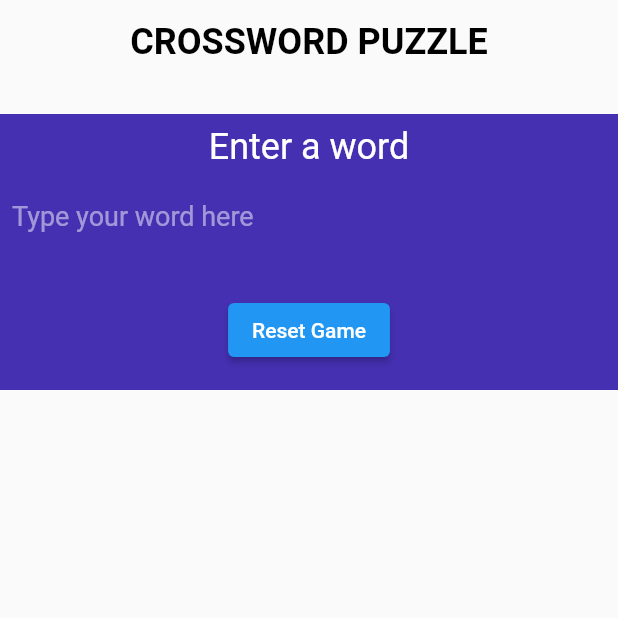
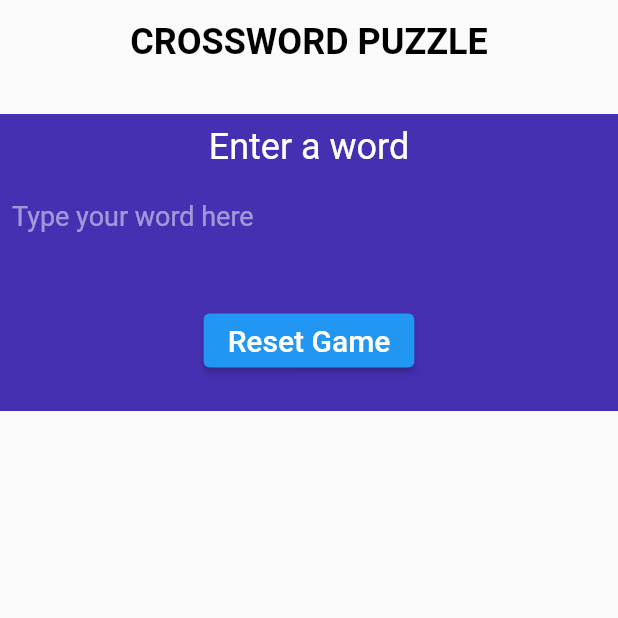
Before and after one commit to Versach-eh/gunita, a Flutter app: the CrosswordScreen screen opened directly with empty values, on a phone screen of 412 x 824 dp, the top half of it. Run offline on Flutter 3.47's test engine with Material 2 defaults, Android fonts, the phone set to English and light mode, and no system bars; our stand-ins replace carousel_slider, cloud_firestore, firebase_auth, firebase_core, firebase_storage, flutter_spinkit and 5 more; accounts and stored records are empty.

Commit message:
UPDATES V2

```diff
--- a/lib/screens/crossword/crossword.dart
+++ b/lib/screens/crossword/crossword.dart
@@ -70,8 +70,8 @@ class _CrosswordAppState extends State<CrosswordApp> {
     super.initState();
     _puzzleGenerator = WordSearchPuzzleGenerator(
       words: words,
-      gridSize: 10,
-      grid: List.generate(10, (_) => List<String>.filled(10, '')),
+      gridSize: 8,
+      grid: List.generate(8, (_) => List<String>.filled(8, '')),
     );
   }
 
@@ -84,7 +84,7 @@ class _CrosswordAppState extends State<CrosswordApp> {
   void resetGame() {
     setState(() {
       words.clear();
-      _puzzleGrid = List.generate(10, (_) => List<String>.filled(10, ''));
+      _puzzleGrid = List.generate(8, (_) => List<String>.filled(8, ''));
       _wordController.clear();
     });
   }
@@ -98,13 +98,19 @@ class _CrosswordAppState extends State<CrosswordApp> {
   }
 
   bool shouldShowGenerateButton() {
-  return words.isNotEmpty && _puzzleGrid.isEmpty; // Show generate button when words are added and puzzle is not generated
+    return words.isNotEmpty || _puzzleGrid.isNotEmpty; // Show generate button if words are added or puzzle is generated
   }
-
 
   void _generatePuzzle() {
   if (words.length == 4) {
     _puzzleGrid = _puzzleGenerator.generatePuzzle();
+
+    // Ensure all words are in the puzzle
+    for (final word in words) {
+      if (!_puzzleGrid.toString().contains(word)) {
+        _puzzleGrid = _puzzleGenerator.generatePuzzle();
+      }
+    }
 
     // Print the generated grid to the console
     for (final row in _puzzleGrid) {
@@ -114,6 +120,8 @@ class _CrosswordAppState extends State<CrosswordApp> {
     setState(() {});
   }
 }
+
+
 
   @override
   Widget build(BuildContext context) {
@@ -165,7 +173,7 @@ class CrosswordScreen extends StatefulWidget {
 
 class _CrosswordScreenState extends State<CrosswordScreen> {
   final TextEditingController _wordController = TextEditingController();
-  List<List<bool>> _highlightedCells = List.generate(10, (_) => List<bool>.filled(10, false));
+  List<List<bool>> _highlightedCells = List.generate(8, (_) => List<bool>.filled(8, false));
   String _currentWord = '';
   List<String> _foundWords = [];
 
@@ -290,10 +298,14 @@ class _CrosswordScreenState extends State<CrosswordScreen> {
               fontSize: 18,
             ),
             border: InputBorder.none,
+            focusedBorder: UnderlineInputBorder( // Add underline when focused
+              borderSide: BorderSide(color: Colors.white),
+            ),
           ),
           inputFormatters: [
             FilteringTextInputFormatter.allow(RegExp(r'^[a-zA-Z]+$')), // Allow only letters
           ],
+          textCapitalization: TextCapitalization.characters, // Set text to uppercase
         ),
       ),
       SizedBox(height: 8),
@@ -304,7 +316,6 @@ class _CrosswordScreenState extends State<CrosswordScreen> {
     ],
   ),
           ),
-
             SizedBox(height: 16),
 
             Column(
@@ -320,16 +331,19 @@ class _CrosswordScreenState extends State<CrosswordScreen> {
             if (widget.shouldShowGenerateButton)
               ElevatedButtonContainer(
                 onPressed: widget.shouldShowGenerateButton ? () => widget.generatePuzzle() : null,
-                buttonText: widget.puzzleGrid.isNotEmpty ? 'Puzzle Generated' : 'Generate Crossword',
+                buttonText: widget.puzzleGrid.isNotEmpty ? 'Generate Crossword' : 'Generate Crossword',
               ),
 
             SizedBox(height: 20),
 
             if (widget.puzzleGrid.isNotEmpty)
-              PuzzleGrid(
+              Container( // Wrap the PuzzleGrid with Container
+                margin: EdgeInsets.symmetric(horizontal: 20), // Add space on both sides
+                child: PuzzleGrid(
                   puzzleGrid: widget.puzzleGrid,
                   highlightedCells: _highlightedCells,
                   onWordFound: _handleWordFound,
+                ),
               ),
 
             SizedBox(height: 20),
@@ -352,10 +366,15 @@ class ElevatedButtonContainer extends StatelessWidget {
   @override
   Widget build(BuildContext context) {
     return Container(
-      padding: const EdgeInsets.all(8.0),
+      padding: const EdgeInsets.symmetric(vertical: 15, horizontal: 50), // Adjust padding for the container
       child: ElevatedButton(
         onPressed: onPressed,
-        child: Text(buttonText),
+        child: Text(
+          buttonText,
+          style: TextStyle(
+            fontSize: 20,
+          ),
+        ),
       ),
     );
   }
```
Also changed, not shown: lib/screens/album/album_screen.dart (+4 -4 lines), lib/screens/home_screen.dart (+5 -5 lines), lib/screens/settings/settings_screen.dart (+4 -4 lines), 5 other files. Lines whose indentation alone changed are shown as unchanged.
